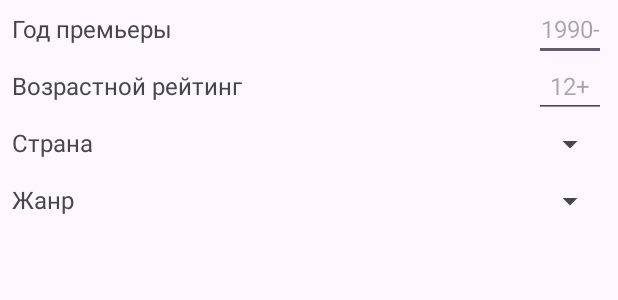
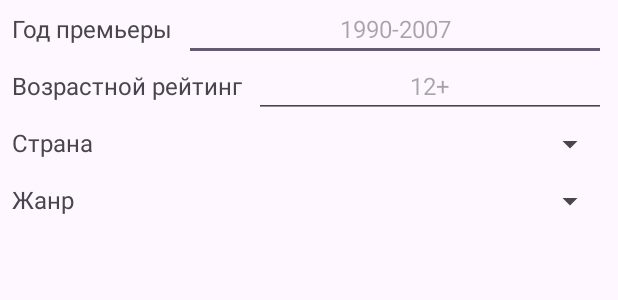
Before and after one commit to BigMag74/Cinema_aggregator, an Android app: the layout dialog_filters.xml on its own in the app's theme, with its tools: preview values and no code run, on a phone screen of 412 x 824 dp. Shown: the top 300 px of the screen. Run offline under Robolectric (Android 15) with nearby library versions, the phone set to English and light mode, and no system bars.

Commit message:
Добавил перенос фильтров из диалога во вьюмодель

```diff
--- a/app/src/main/java/com/example/cinemaaggregator/searchScreen/presentation/fragment/SearchFragment.kt
+++ b/app/src/main/java/com/example/cinemaaggregator/searchScreen/presentation/fragment/SearchFragment.kt
@@ -67,8 +67,8 @@ class SearchFragment : Fragment() {
                 R.id.searchScreenToolbarFilterMenu -> {
                     val dialogFragment = FiltersDialogFragment(
                         listOf("Не выбрано", "Russia", "USA"),
-                        listOf("Не выбрано", "comedy", "horror")
-                    )
+                        listOf("Не выбрано", "comedy", "horror","test3","test4","test5")
+                    ) { filters -> viewModel.setFilters(filters) }
                     dialogFragment.show(childFragmentManager, "filters_dialog")
                     true
                 }
--- a/app/src/main/java/com/example/cinemaaggregator/searchScreen/presentation/viewModel/SearchViewModel.kt
+++ b/app/src/main/java/com/example/cinemaaggregator/searchScreen/presentation/viewModel/SearchViewModel.kt
@@ -7,6 +7,7 @@ import androidx.lifecycle.viewModelScope
 import com.example.cinemaaggregator.R
 import com.example.cinemaaggregator.common.network.ErrorStatus
 import com.example.cinemaaggregator.common.util.debounce
+import com.example.cinemaaggregator.searchScreen.domain.model.Filters
 import com.example.cinemaaggregator.searchScreen.domain.useCases.SearchMoviesUseCase
 import com.example.cinemaaggregator.searchScreen.domain.model.MoviePartialModel
 import kotlinx.coroutines.async
@@ -25,9 +26,14 @@ class SearchViewModel @Inject constructor(
     private var lastSearchRequestText = ""
     private val moviesList = mutableListOf<MoviePartialModel>()
     private var isNextPageLoading = false
+    private var filters: Filters? = null
 
     private fun setState(state: SearchState) {
         _state.value = state
+    }
+
+    fun setFilters(filters: Filters) {
+        this.filters = filters
     }
 
     fun searchDebounced(changedText: String) {
--- a/app/src/main/res/layout/dialog_filters.xml
+++ b/app/src/main/res/layout/dialog_filters.xml
@@ -48,6 +48,7 @@
         android:id="@+id/yearET"
         android:layout_width="@dimen/dp0"
         android:layout_height="wrap_content"
+        android:layout_marginStart="@dimen/dp8"
         android:gravity="center"
         android:hint="@string/year_hint"
         android:inputType="numberSigned"
@@ -55,12 +56,13 @@
         android:textSize="@dimen/sp16"
         app:layout_constraintBaseline_toBaselineOf="@id/yearTV"
         app:layout_constraintEnd_toEndOf="parent"
-        app:layout_constraintStart_toStartOf="@+id/countrySpinner" />
+        app:layout_constraintStart_toEndOf="@+id/yearTV" />
 
     <EditText
         android:id="@+id/ageRatingET"
         android:layout_width="@dimen/dp0"
         android:layout_height="wrap_content"
+        android:layout_marginStart="@dimen/dp8"
         android:gravity="center"
         android:hint="@string/age_rating_hint"
         android:inputType="numberSigned"
@@ -68,7 +70,7 @@
         android:textSize="@dimen/sp16"
         app:layout_constraintBaseline_toBaselineOf="@id/ageRatingTV"
         app:layout_constraintEnd_toEndOf="parent"
-        app:layout_constraintStart_toStartOf="@+id/countrySpinner" />
+        app:layout_constraintStart_toEndOf="@+id/ageRatingTV" />
 
     <Spinner
         android:id="@+id/countrySpinner"
--- a/app/src/main/res/values/strings.xml
+++ b/app/src/main/res/values/strings.xml
@@ -15,4 +15,5 @@
     <string name="nothing_found">По вашему запросу ничего не найдено</string>
     <string name="server_error">Ошибка сервера</string>
     <string name="check_internet_connection">Проверьте соединение с интернетом</string>
+    <string name="not_selected">Не выбрано</string>
 </resources>
```
Also changed, not shown: app/src/main/java/com/example/cinemaaggregator/searchScreen/domain/model/Filters.kt (+4 -4 lines), app/src/main/java/com/example/cinemaaggregator/searchScreen/presentation/fragment/FiltersDialogFragment.kt (+20 -9 lines).
